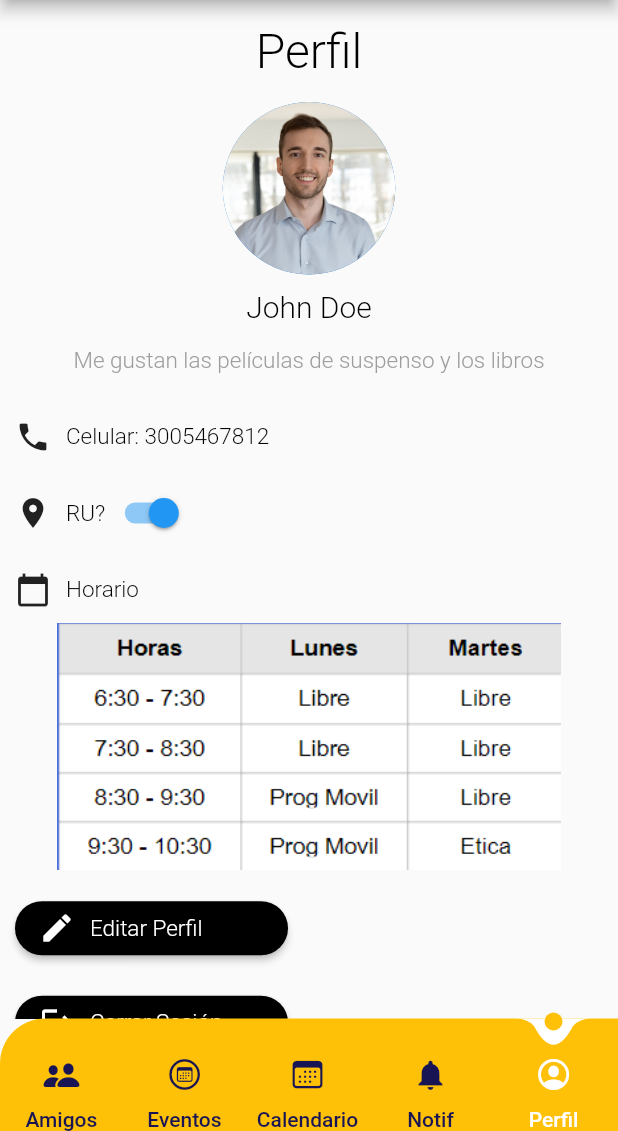
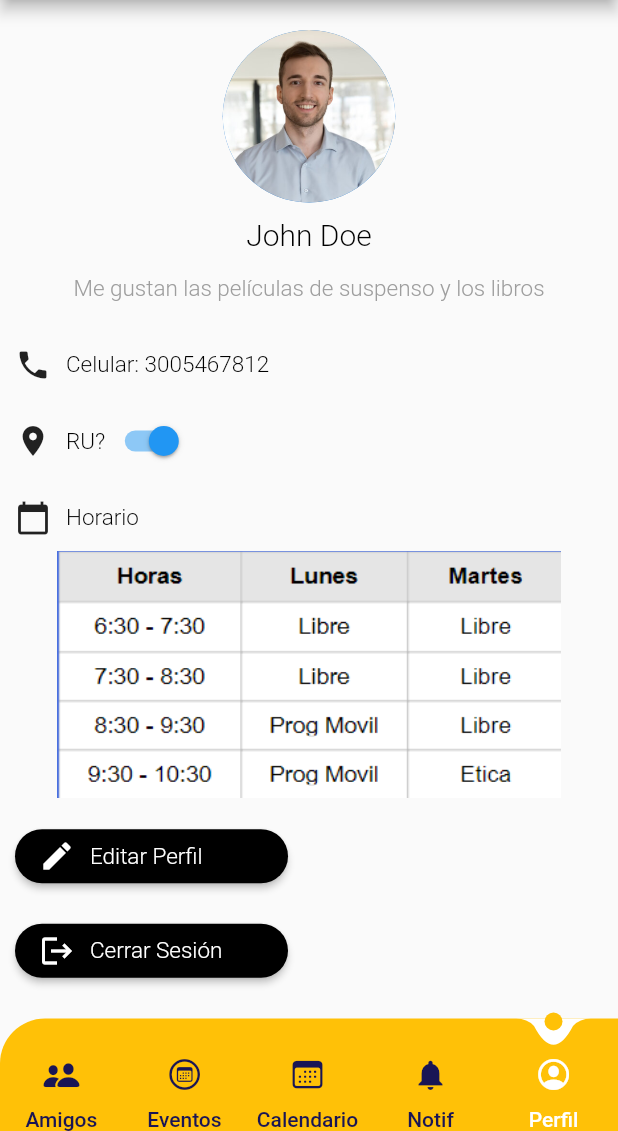
Before and after one commit to karou1182001/AppMovilRU, a Flutter app: the screen it shows after launch, item 5 of the bottom bar chosen, on a phone screen of 412 x 824 dp, the part 105-1236 px from its top. Run offline on Flutter 3.47's test engine with Material 2 defaults, Android fonts, the phone set to English and light mode, and no system bars; our stand-ins replace get, syncfusion_flutter_calendar.

Commit message:
Update profile.dart

```diff
--- a/lib/ui/pages/profile.dart
+++ b/lib/ui/pages/profile.dart
@@ -26,32 +26,24 @@ class _ProfileState extends State<Profile> {
         child: Column(
           crossAxisAlignment: CrossAxisAlignment.center,
           children: [
-            Container(
-              padding: EdgeInsets.all(15),
-              child: Center(
-                child: Text(
-                  'Perfil',
-                  style: generalText(Colors.black, 32),
-                ),
-              ),
-            ),
+            const SizedBox(height: 20),
             //Imagen de perfil
             const SizedBox(
                 height: 115,
                 width: 115,
                 child: CircleAvatar(
                     backgroundImage: AssetImage('assets/profile_example.jpg'))),
-            SizedBox(height: 10),
+            const SizedBox(height: 10),
             //Nombre del usuario
             Text('John Doe', style: generalText(Colors.black, 20)),
-            SizedBox(height: 15),
+            const SizedBox(height: 15),
             //Descripción
             Text('Me gustan las películas de suspenso y los libros',
                 style: generalText(Colors.grey, 15)),
             const SizedBox(height: 30),
             //Celular
             Container(
-                padding: EdgeInsets.only(left: 10),
+                padding: const EdgeInsets.only(left: 10),
                 child: Row(
                   mainAxisAlignment: MainAxisAlignment.start,
                   children: [
@@ -88,7 +80,7 @@ class _ProfileState extends State<Profile> {
               height: 15,
             ),
             Container(
-                padding: EdgeInsets.only(left: 10),
+                padding: const EdgeInsets.only(left: 10),
                 child: Row(
                   mainAxisAlignment: MainAxisAlignment.start,
                   children: [
@@ -100,10 +92,10 @@ class _ProfileState extends State<Profile> {
                   ],
                 )),
             const SizedBox(height: 10),
-            Container(
+            SizedBox(
                 height: MediaQuery.of(context).size.height * 0.2,
-                child: Image(image: AssetImage('assets/horario.png'))),
-            SizedBox(
+                child: const Image(image: AssetImage('assets/horario.png'))),
+            const SizedBox(
               height: 15,
             ),
             Container(
@@ -124,11 +116,11 @@ class _ProfileState extends State<Profile> {
                     child: Row(
                       mainAxisAlignment: MainAxisAlignment.start,
                       children: [
-                        Icon(
+                        const Icon(
                           Icons.edit,
                           color: Colors.white,
                         ),
-                        SizedBox(width: 10),
+                        const SizedBox(width: 10),
                         Text(
                           'Editar Perfil',
                           style: generalText(Colors.white, 15),
@@ -137,11 +129,11 @@ class _ProfileState extends State<Profile> {
                     )),
               ),
             ),
-            SizedBox(
+            const SizedBox(
               height: 15,
             ),
             Container(
-              padding: EdgeInsets.only(left: 10),
+              padding: const EdgeInsets.only(left: 10),
               child: Padding(
                 padding: const EdgeInsets.only(right: 220),
                 child: ElevatedButton(
@@ -158,11 +150,11 @@ class _ProfileState extends State<Profile> {
                     child: Row(
                       mainAxisAlignment: MainAxisAlignment.start,
                       children: [
-                        Icon(
+                        const Icon(
                           Icons.logout,
                           color: Colors.white,
                         ),
-                        SizedBox(width: 10),
+                        const SizedBox(width: 10),
                         Text(
                           'Cerrar Sesión',
                           style: generalText(Colors.white, 15),
```
